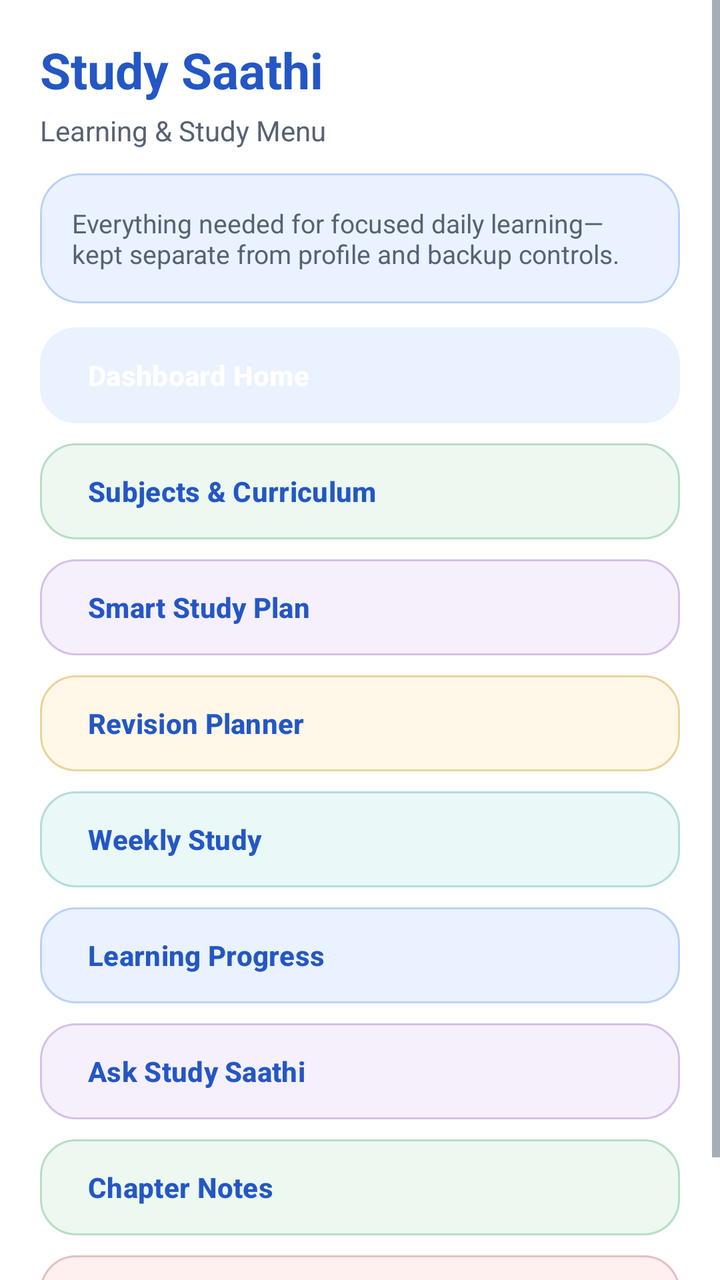
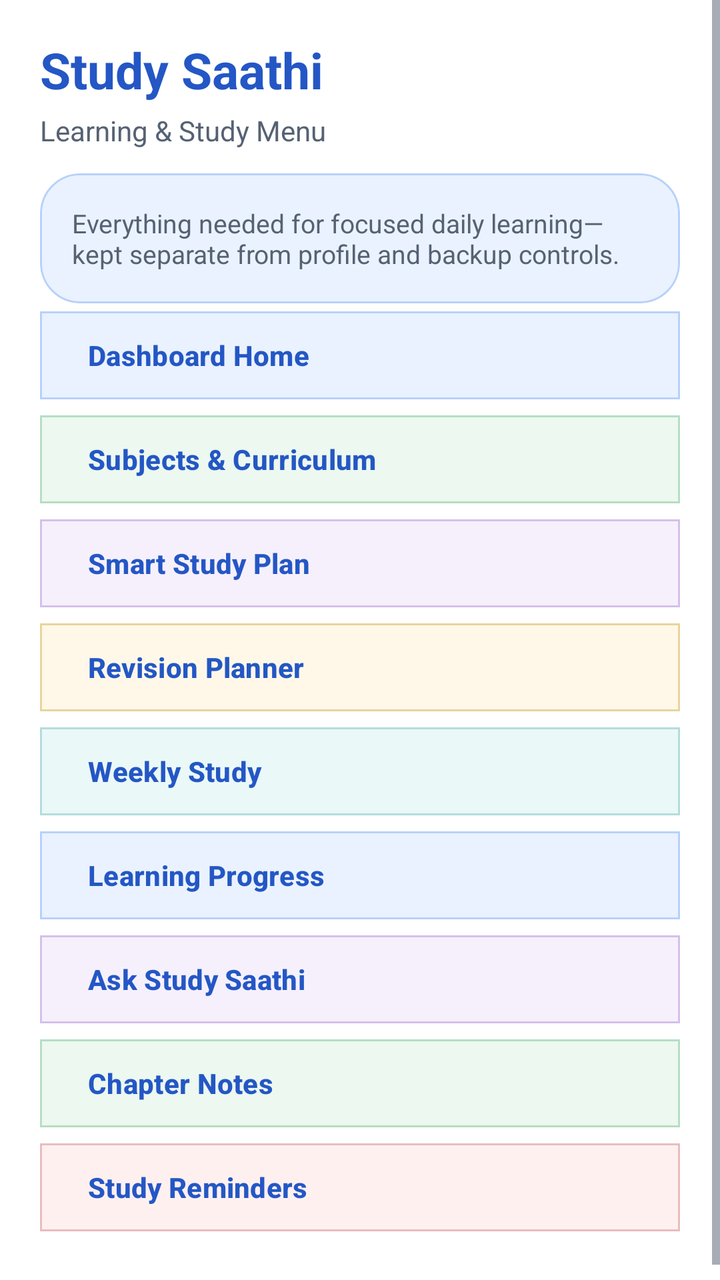

The first picture is an Android layout as it rendered before a commit; the second is the same layout after the commit. The layout source and the unified diff follow.
<!-- AndroidManifest.xml: application theme Theme.StudySaathi -->
<!-- res/layout/drawer_dashboard_study_menu.xml -->
<?xml version="1.0" encoding="utf-8"?>
<ScrollView
    xmlns:android="http://schemas.android.com/apk/res/android"
    xmlns:app="http://schemas.android.com/apk/res-auto"
    android:layout_width="match_parent"
    android:layout_height="match_parent"
    android:background="@color/ss_surface"
    android:fillViewport="true">

    <LinearLayout
        android:layout_width="match_parent"
        android:layout_height="wrap_content"
        android:orientation="vertical"
        android:paddingStart="20dp"
        android:paddingTop="18dp"
        android:paddingEnd="20dp"
        android:paddingBottom="28dp">

        <TextView
            android:layout_width="match_parent"
            android:layout_height="wrap_content"
            android:fontFamily="sans-serif-rounded"
            android:text="Study Saathi"
            android:textColor="@color/ss_primary"
            android:textSize="25sp"
            android:textStyle="bold" />

        <TextView
            android:layout_width="match_parent"
            android:layout_height="wrap_content"
            android:layout_marginTop="4dp"
            android:text="Learning &amp; Study Menu"
            android:textColor="@color/ss_text_secondary"
            android:textSize="14sp" />

        <com.google.android.material.card.MaterialCardView
            android:layout_width="match_parent"
            android:layout_height="wrap_content"
            android:layout_marginTop="12dp"
            app:cardBackgroundColor="@color/ss_blue_soft"
            app:cardCornerRadius="20dp"
            app:cardElevation="0dp"
            app:strokeColor="@color/ss_blue_border"
            app:strokeWidth="1dp">

            <TextView
                android:layout_width="match_parent"
                android:layout_height="wrap_content"
                android:padding="16dp"
                android:text="Everything needed for focused daily learning—kept separate from profile and backup controls."
                android:textColor="@color/ss_text_secondary"
                android:textSize="13sp" />

        </com.google.android.material.card.MaterialCardView>

        <com.google.android.material.button.MaterialButton
            android:id="@+id/buttonMenuDashboard"
            style="@style/Widget.StudySaathi.Button.Primary"
            android:layout_width="match_parent"
            android:layout_height="wrap_content"
            android:layout_marginTop="8dp"
            android:gravity="start|center_vertical"
            android:text="Dashboard Home"
            android:textAllCaps="false"
            app:backgroundTint="@color/ss_blue_soft"
            app:strokeColor="@color/ss_blue_border" />

        <com.google.android.material.button.MaterialButton
            android:id="@+id/buttonMenuSubjects"
            style="@style/Widget.StudySaathi.Button.Outlined"
            android:layout_width="match_parent"
            android:layout_height="wrap_content"
            android:layout_marginTop="2dp"
            android:gravity="start|center_vertical"
            android:text="Subjects &amp; Curriculum"
            android:textAllCaps="false"
            app:backgroundTint="@color/ss_green_soft"
            app:strokeColor="@color/ss_green_border" />

        <com.google.android.material.button.MaterialButton
            android:id="@+id/buttonMenuSmartStudyPlan"
            style="@style/Widget.StudySaathi.Button.Outlined"
            android:layout_width="match_parent"
            android:layout_height="wrap_content"
            android:layout_marginTop="2dp"
            android:gravity="start|center_vertical"
            android:text="Smart Study Plan"
            android:textAllCaps="false"
            app:backgroundTint="@color/ss_purple_soft"
            app:strokeColor="@color/ss_purple_border" />

        <com.google.android.material.button.MaterialButton
            android:id="@+id/buttonMenuRevision"
            style="@style/Widget.StudySaathi.Button.Outlined"
            android:layout_width="match_parent"
            android:layout_height="wrap_content"
            android:layout_marginTop="2dp"
            android:gravity="start|center_vertical"
            android:text="Revision Planner"
            android:textAllCaps="false"
            app:backgroundTint="@color/ss_yellow_soft"
            app:strokeColor="@color/ss_yellow_border" />

        <com.google.android.material.button.MaterialButton
            android:id="@+id/buttonMenuWeeklyStudy"
            style="@style/Widget.StudySaathi.Button.Outlined"
            android:layout_width="match_parent"
            android:layout_height="wrap_content"
            android:layout_marginTop="2dp"
            android:gravity="start|center_vertical"
            android:text="Weekly Study"
            android:textAllCaps="false"
            app:backgroundTint="@color/ss_teal_soft"
            app:strokeColor="@color/ss_teal_border" />

        <com.google.android.material.button.MaterialButton
            android:id="@+id/buttonMenuLearningProgress"
            style="@style/Widget.StudySaathi.Button.Outlined"
            android:layout_width="match_parent"
            android:layout_height="wrap_content"
            android:layout_marginTop="2dp"
            android:gravity="start|center_vertical"
            android:text="Learning Progress"
            android:textAllCaps="false"
            app:backgroundTint="@color/ss_blue_soft"
            app:strokeColor="@color/ss_blue_border" />

        <com.google.android.material.button.MaterialButton
            android:id="@+id/buttonMenuAskSaathi"
            style="@style/Widget.StudySaathi.Button.Outlined"
            android:layout_width="match_parent"
            android:layout_height="wrap_content"
            android:layout_marginTop="2dp"
            android:gravity="start|center_vertical"
            android:text="Ask Study Saathi"
            android:textAllCaps="false"
            app:backgroundTint="@color/ss_purple_soft"
            app:strokeColor="@color/ss_purple_border" />

        <com.google.android.material.button.MaterialButton
            android:id="@+id/buttonMenuChapterNotes"
            style="@style/Widget.StudySaathi.Button.Outlined"
            android:layout_width="match_parent"
            android:layout_height="wrap_content"
            android:layout_marginTop="2dp"
            android:gravity="start|center_vertical"
            android:text="Chapter Notes"
            android:textAllCaps="false"
            app:backgroundTint="@color/ss_green_soft"
            app:strokeColor="@color/ss_green_border" />

        <com.google.android.material.button.MaterialButton
            android:id="@+id/buttonMenuReminders"
            style="@style/Widget.StudySaathi.Button.Outlined"
            android:layout_width="match_parent"
            android:layout_height="wrap_content"
            android:layout_marginTop="2dp"
            android:gravity="start|center_vertical"
            android:text="Study Reminders"
            android:textAllCaps="false"
            app:backgroundTint="@color/ss_red_soft"
            app:strokeColor="@color/ss_red_border" />

    </LinearLayout>

</ScrollView>
<!-- resources referenced by this layout -->
<resources>
  <color name="ss_blue_border">#B8D1FA</color>
  <color name="ss_blue_soft">#EAF2FF</color>
  <color name="ss_green_border">#B7DEC2</color>
  <color name="ss_green_soft">#ECF8F0</color>
  <color name="ss_primary">#2457C5</color>
  <color name="ss_purple_border">#D6C0E8</color>
  <color name="ss_purple_soft">#F6F0FC</color>
  <color name="ss_red_border">#E9BDBD</color>
  <color name="ss_red_soft">#FFF0F0</color>
  <color name="ss_surface">#FFFFFF</color>
  <color name="ss_teal_border">#B4DCDC</color>
  <color name="ss_teal_soft">#EAF8F8</color>
  <color name="ss_text_secondary">#566273</color>
  <color name="ss_yellow_border">#E8D49B</color>
  <color name="ss_yellow_soft">#FFF8E8</color>
  <style name="Widget.StudySaathi.Button.Outlined" parent="Widget.Material3.Button.OutlinedButton">
          <item name="cornerRadius">18dp</item>
          <item name="android:minHeight">56dp</item>
          <item name="android:textStyle">bold</item>
          <item name="strokeColor">@color/ss_outline_strong</item>
          <item name="android:textColor">@color/ss_primary</item>
      </style>
  <style name="Widget.StudySaathi.Button.Primary" parent="Widget.Material3.Button">
          <item name="cornerRadius">18dp</item>
          <item name="android:minHeight">56dp</item>
          <item name="android:textStyle">bold</item>
          <item name="backgroundTint">@color/ss_primary</item>
          <item name="android:textColor">@color/ss_on_primary</item>
      </style>
  <color name="ss_outline_strong">#B9C5D5</color>
  <color name="ss_on_primary">#FFFFFF</color>
  <color name="ss_primary_dark">#173F99</color>
  <color name="ss_secondary">#087F8C</color>
  <color name="ss_on_secondary">#FFFFFF</color>
  <color name="ss_tertiary">#8A5A00</color>
  <color name="ss_on_tertiary">#FFFFFF</color>
  <color name="ss_background">#F7F9FC</color>
  <color name="ss_surface_soft">#F0F4FA</color>
  <color name="ss_text_primary">#182230</color>
  <color name="ss_outline">#D6DEE9</color>
  <color name="ss_error">#BA1A1A</color>
  <color name="white">#FFFFFFFF</color>
  <!-- drawable bg_app_soft_mix (drawable) -->
  <?xml version="1.0" encoding="utf-8"?>
  <shape xmlns:android="http://schemas.android.com/apk/res/android"
      android:shape="rectangle">
  
      <gradient
          android:angle="270"
          android:centerColor="#F2FBF3"
          android:endColor="#EEF7FF"
          android:startColor="#FFF2F2"
          android:type="linear" />
  
  </shape>
  <!-- unchanged entries left out for length: 1 -->
</resources>

<!-- the commit's change to res/layout/drawer_dashboard_study_menu.xml (unified diff, before → after) -->
@@ -55,10 +55,10 @@
 
         <com.google.android.material.button.MaterialButton
             android:id="@+id/buttonMenuDashboard"
-            style="@style/Widget.StudySaathi.Button.Primary"
+            style="@style/Widget.StudySaathi.Button.DrawerCompact"
             android:layout_width="match_parent"
             android:layout_height="wrap_content"
-            android:layout_marginTop="8dp"
+            android:layout_marginTop="0dp"
             android:gravity="start|center_vertical"
             android:text="Dashboard Home"
             android:textAllCaps="false"
@@ -67,10 +67,10 @@
 
         <com.google.android.material.button.MaterialButton
             android:id="@+id/buttonMenuSubjects"
-            style="@style/Widget.StudySaathi.Button.Outlined"
+            style="@style/Widget.StudySaathi.Button.DrawerCompact"
             android:layout_width="match_parent"
             android:layout_height="wrap_content"
-            android:layout_marginTop="2dp"
+            android:layout_marginTop="0dp"
             android:gravity="start|center_vertical"
             android:text="Subjects &amp; Curriculum"
             android:textAllCaps="false"
@@ -79,10 +79,10 @@
 
         <com.google.android.material.button.MaterialButton
             android:id="@+id/buttonMenuSmartStudyPlan"
-            style="@style/Widget.StudySaathi.Button.Outlined"
+            style="@style/Widget.StudySaathi.Button.DrawerCompact"
             android:layout_width="match_parent"
             android:layout_height="wrap_content"
-            android:layout_marginTop="2dp"
+            android:layout_marginTop="0dp"
             android:gravity="start|center_vertical"
             android:text="Smart Study Plan"
             android:textAllCaps="false"
@@ -91,10 +91,10 @@
 
         <com.google.android.material.button.MaterialButton
             android:id="@+id/buttonMenuRevision"
-            style="@style/Widget.StudySaathi.Button.Outlined"
+            style="@style/Widget.StudySaathi.Button.DrawerCompact"
             android:layout_width="match_parent"
             android:layout_height="wrap_content"
-            android:layout_marginTop="2dp"
+            android:layout_marginTop="0dp"
             android:gravity="start|center_vertical"
             android:text="Revision Planner"
             android:textAllCaps="false"
@@ -103,10 +103,10 @@
 
         <com.google.android.material.button.MaterialButton
             android:id="@+id/buttonMenuWeeklyStudy"
-            style="@style/Widget.StudySaathi.Button.Outlined"
+            style="@style/Widget.StudySaathi.Button.DrawerCompact"
             android:layout_width="match_parent"
             android:layout_height="wrap_content"
-            android:layout_marginTop="2dp"
+            android:layout_marginTop="0dp"
             android:gravity="start|center_vertical"
             android:text="Weekly Study"
             android:textAllCaps="false"
@@ -115,10 +115,10 @@
 
         <com.google.android.material.button.MaterialButton
             android:id="@+id/buttonMenuLearningProgress"
-            style="@style/Widget.StudySaathi.Button.Outlined"
+            style="@style/Widget.StudySaathi.Button.DrawerCompact"
             android:layout_width="match_parent"
             android:layout_height="wrap_content"
-            android:layout_marginTop="2dp"
+            android:layout_marginTop="0dp"
             android:gravity="start|center_vertical"
             android:text="Learning Progress"
             android:textAllCaps="false"
@@ -127,10 +127,10 @@
 
         <com.google.android.material.button.MaterialButton
             android:id="@+id/buttonMenuAskSaathi"
-            style="@style/Widget.StudySaathi.Button.Outlined"
+            style="@style/Widget.StudySaathi.Button.DrawerCompact"
             android:layout_width="match_parent"
             android:layout_height="wrap_content"
-            android:layout_marginTop="2dp"
+            android:layout_marginTop="0dp"
             android:gravity="start|center_vertical"
             android:text="Ask Study Saathi"
             android:textAllCaps="false"
@@ -139,10 +139,10 @@
 
         <com.google.android.material.button.MaterialButton
             android:id="@+id/buttonMenuChapterNotes"
-            style="@style/Widget.StudySaathi.Button.Outlined"
+            style="@style/Widget.StudySaathi.Button.DrawerCompact"
             android:layout_width="match_parent"
             android:layout_height="wrap_content"
-            android:layout_marginTop="2dp"
+            android:layout_marginTop="0dp"
             android:gravity="start|center_vertical"
             android:text="Chapter Notes"
             android:textAllCaps="false"
@@ -151,10 +151,10 @@
 
         <com.google.android.material.button.MaterialButton
             android:id="@+id/buttonMenuReminders"
-            style="@style/Widget.StudySaathi.Button.Outlined"
+            style="@style/Widget.StudySaathi.Button.DrawerCompact"
             android:layout_width="match_parent"
             android:layout_height="wrap_content"
-            android:layout_marginTop="2dp"
+            android:layout_marginTop="0dp"
             android:gravity="start|center_vertical"
             android:text="Study Reminders"
             android:textAllCaps="false"
<!-- resource entries referenced after the edit -->
@@ -15,19 +15,18 @@
   <color name="ss_text_secondary">#566273</color>
   <color name="ss_yellow_border">#E8D49B</color>
   <color name="ss_yellow_soft">#FFF8E8</color>
+  <style name="Widget.StudySaathi.Button.DrawerCompact" parent="Widget.StudySaathi.Button.Outlined">
+          <item name="cornerRadius">0dp</item>
+          <item name="android:minHeight">52dp</item>
+          <item name="insetTop">0dp</item>
+          <item name="insetBottom">0dp</item>
+      </style>
   <style name="Widget.StudySaathi.Button.Outlined" parent="Widget.Material3.Button.OutlinedButton">
           <item name="cornerRadius">18dp</item>
           <item name="android:minHeight">56dp</item>
           <item name="android:textStyle">bold</item>
           <item name="strokeColor">@color/ss_outline_strong</item>
           <item name="android:textColor">@color/ss_primary</item>
-      </style>
-  <style name="Widget.StudySaathi.Button.Primary" parent="Widget.Material3.Button">
-          <item name="cornerRadius">18dp</item>
-          <item name="android:minHeight">56dp</item>
-          <item name="android:textStyle">bold</item>
-          <item name="backgroundTint">@color/ss_primary</item>
-          <item name="android:textColor">@color/ss_on_primary</item>
       </style>
   <color name="ss_outline_strong">#B9C5D5</color>
   <color name="ss_on_primary">#FFFFFF</color>
